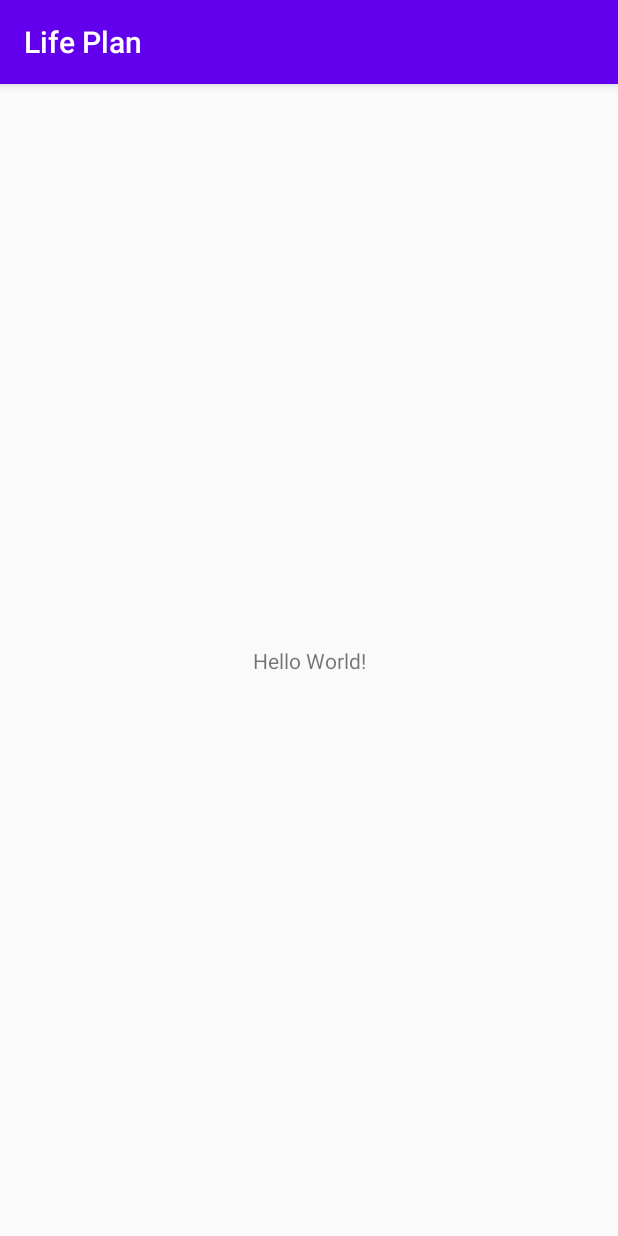
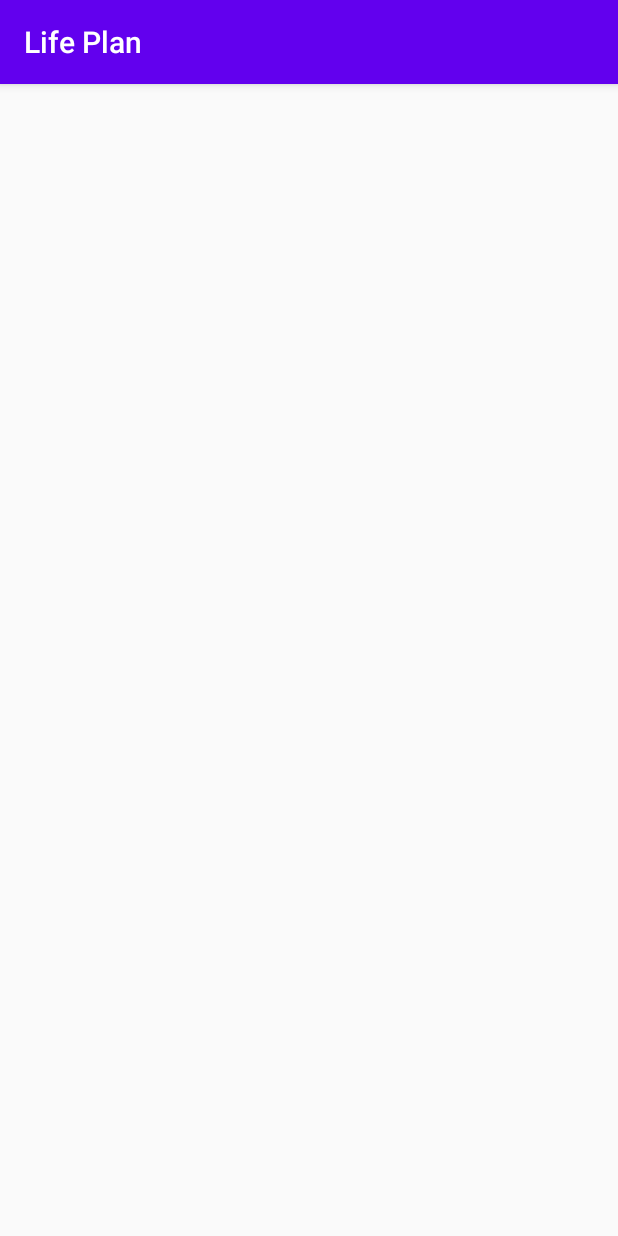
Before and after one commit to martiserra46/lifeplan, an Android app: the screen it shows after launch (MainActivity), on a phone screen of 412 x 824 dp. Run offline under Robolectric (Android 15) with nearby library versions, the light colour scheme and no system bars.

Commit message:
Setup activity_main.xml layout

```diff
--- a/app/src/main/res/layout/activity_main.xml
+++ b/app/src/main/res/layout/activity_main.xml
@@ -1,18 +1,7 @@
 <?xml version="1.0" encoding="utf-8"?>
-<androidx.constraintlayout.widget.ConstraintLayout xmlns:android="http://schemas.android.com/apk/res/android"
-    xmlns:app="http://schemas.android.com/apk/res-auto"
+<androidx.fragment.app.FragmentContainerView
+    xmlns:android="http://schemas.android.com/apk/res/android"
     xmlns:tools="http://schemas.android.com/tools"
     android:layout_width="match_parent"
     android:layout_height="match_parent"
-    tools:context=".MainActivity">
-
-    <TextView
-        android:layout_width="wrap_content"
-        android:layout_height="wrap_content"
-        android:text="Hello World!"
-        app:layout_constraintBottom_toBottomOf="parent"
-        app:layout_constraintLeft_toLeftOf="parent"
-        app:layout_constraintRight_toRightOf="parent"
-        app:layout_constraintTop_toTopOf="parent" />
-
-</androidx.constraintlayout.widget.ConstraintLayout>
+    tools:context=".MainActivity"/>
```
